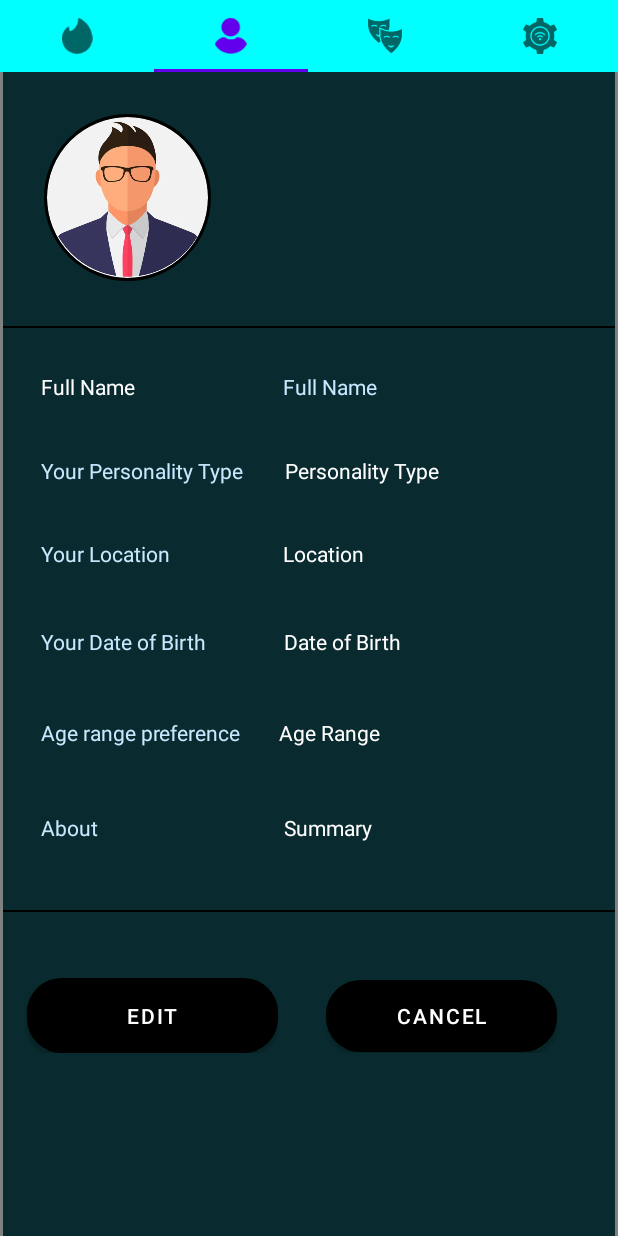
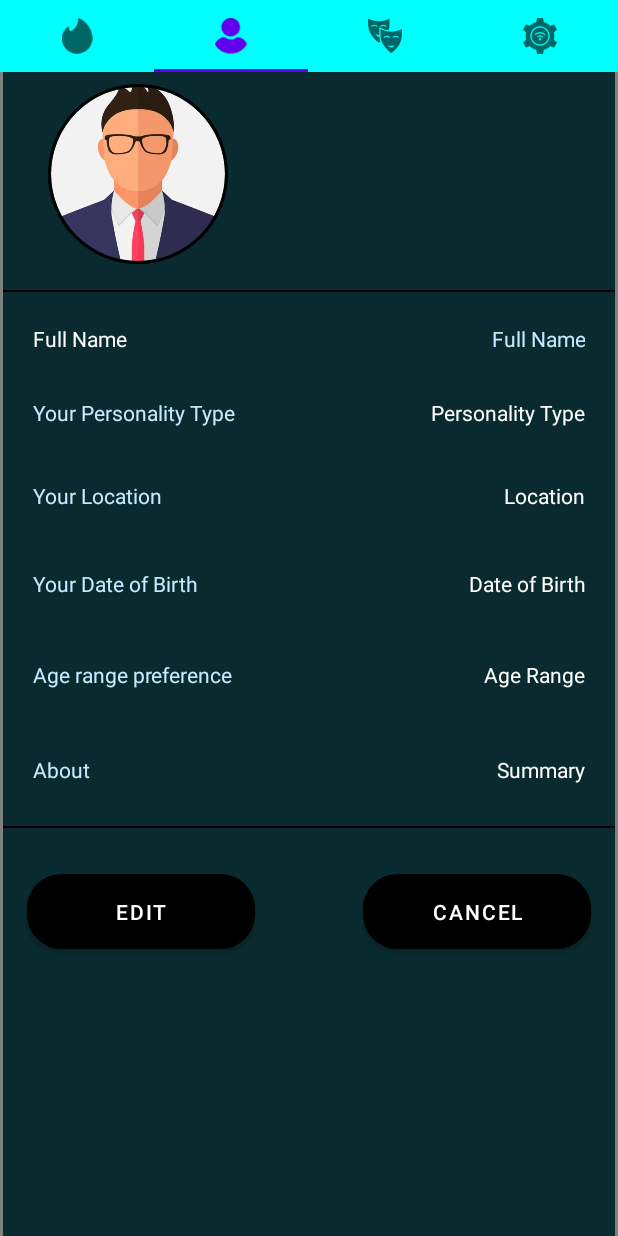
Before and after one commit to Txy822/Personality-based-Dating-App, an Android app: the screen it shows after launch once a user with an empty profile is signed in (Home), tab 2 chosen, on a phone screen of 412 x 824 dp. Run offline under Robolectric (Android 15) with nearby library versions, the phone set to English and light mode, and no system bars; our stand-ins replace CircleImageView, Firebase (no records; nobody signed in at launch, a user with empty details on screens opened directly); libraries missing offline, so code that uses them is left out: org.tensorflow.lite, twitter4j.conf; pictures from the network do not load; 2 statements that could not run were skipped.

Commit message:
View profile fragment updated

```diff
--- a/app/src/main/res/layout/fragment_view_profile.xml
+++ b/app/src/main/res/layout/fragment_view_profile.xml
@@ -2,161 +2,197 @@
 <androidx.constraintlayout.widget.ConstraintLayout xmlns:android="http://schemas.android.com/apk/res/android"
     xmlns:app="http://schemas.android.com/apk/res-auto"
     xmlns:tools="http://schemas.android.com/tools"
+    android:id="@+id/viewProfileFragmentLayout"
     android:layout_width="match_parent"
     android:layout_height="match_parent"
     android:background="@color/green_darkest"
     tools:context=".fragment.ViewProfileFragment">
 
-    <FrameLayout
-        android:id="@+id/viewProfileFragmentLayout"
+    <ScrollView
         android:layout_width="match_parent"
-        android:layout_height="match_parent"
-        android:orientation="vertical"
-        app:layout_constraintBottom_toBottomOf="parent"
-        app:layout_constraintStart_toStartOf="parent"
-        app:layout_constraintTop_toTopOf="parent">
+        android:layout_height="match_parent">
 
         <androidx.constraintlayout.widget.ConstraintLayout
             android:layout_width="match_parent"
-            android:layout_height="wrap_content"
-            app:layout_constraintBottom_toTopOf="@+id/age_range"
-            app:layout_constraintTop_toTopOf="@+id/age_range">
+            android:layout_height="match_parent">
 
             <TextView
-                android:id="@+id/textView6"
+                android:id="@+id/tv_summary_label"
                 android:layout_width="0dp"
                 android:layout_height="17dp"
-                android:layout_marginStart="25dp"
+                android:layout_marginStart="20dp"
                 android:layout_marginEnd="31dp"
                 android:text="About"
 
                 android:textColor="@color/colorAccent"
                 app:layout_constraintBaseline_toBaselineOf="@+id/summary"
+                app:layout_constraintBottom_toTopOf="@id/SplitLine_hor2"
                 app:layout_constraintEnd_toStartOf="@+id/summary"
+                app:layout_constraintTop_toBottomOf="@id/tv_age_range"
                 app:layout_constraintStart_toStartOf="parent" />
 
             <TextView
-                android:id="@+id/textView5"
+                android:id="@+id/tv_age_range"
                 android:layout_width="wrap_content"
                 android:layout_height="wrap_content"
-                android:layout_marginStart="25dp"
+                android:layout_marginStart="20dp"
                 android:text="Age range preference"
                 android:textColor="@color/colorAccent"
                 app:layout_constraintBaseline_toBaselineOf="@+id/age_range"
                 app:layout_constraintStart_toStartOf="parent" />
 
             <TextView
-                android:id="@+id/textView4"
+                android:id="@+id/tv_date_of_birth_label"
                 android:layout_width="0dp"
-                android:layout_height="22dp"
+                android:layout_height="wrap_content"
+                android:layout_marginStart="20dp"
+                android:layout_marginEnd="8dp"
                 android:text="Your Date of Birth"
                 android:textColor="@color/colorAccent"
                 app:layout_constraintBaseline_toBaselineOf="@+id/date_of_birth"
-                app:layout_constraintEnd_toEndOf="@+id/textView3"
-                app:layout_constraintStart_toStartOf="@+id/textView5" />
+                app:layout_constraintTop_toBottomOf="@id/tv_location_label"
+                app:layout_constraintBottom_toTopOf="@id/tv_age_range"
+                app:layout_constraintEnd_toStartOf="@+id/date_of_birth"
+                app:layout_constraintStart_toStartOf="parent" />
 
             <TextView
-                android:id="@+id/textView3"
+                android:id="@+id/tv_location_label"
                 android:layout_width="0dp"
-                android:layout_height="21dp"
-                android:layout_marginStart="25dp"
+                android:layout_height="wrap_content"
+                android:layout_marginStart="20dp"
                 android:layout_marginEnd="27dp"
                 android:text="Your Location"
                 android:textColor="@color/colorAccent"
                 app:layout_constraintBaseline_toBaselineOf="@+id/location"
+                app:layout_constraintTop_toBottomOf="@id/tv_personality_label"
+                app:layout_constraintBottom_toTopOf="@id/tv_date_of_birth_label"
                 app:layout_constraintEnd_toStartOf="@+id/location"
                 app:layout_constraintStart_toStartOf="parent" />
 
             <TextView
                 android:id="@+id/personality_type"
-                android:layout_width="wrap_content"
+                android:layout_width="0dp"
                 android:layout_height="wrap_content"
-                android:layout_marginStart="27dp"
-                android:layout_marginTop="256dp"
+                android:layout_marginTop="30dp"
+                android:layout_marginEnd="20dp"
                 android:ems="10"
+                android:gravity="right"
                 android:hint="Personality Type"
                 android:shadowColor="@color/purple_700"
                 android:textColor="@color/white"
                 android:textColorHint="@color/white"
-                app:layout_constraintStart_toEndOf="@+id/textView2"
-                app:layout_constraintTop_toTopOf="parent"
+                app:layout_constraintBottom_toTopOf="@id/location"
+                app:layout_constraintEnd_toEndOf="parent"
+                app:layout_constraintStart_toEndOf="@+id/tv_personality_label"
+                app:layout_constraintTop_toBottomOf="@id/fulName_id"
                 tools:ignore="MissingConstraints" />
 
             <TextView
-                android:id="@+id/location"
+                android:id="@+id/tv_personality_label"
                 android:layout_width="wrap_content"
                 android:layout_height="wrap_content"
+                android:layout_marginStart="20dp"
+                android:layout_marginTop="30dp"
+                android:layout_marginEnd="8dp"
+                android:layout_marginBottom="16dp"
+                android:text="Your Personality Type"
+                android:textColor="@color/colorAccent"
+                app:layout_constraintBaseline_toBaselineOf="@+id/personality_type"
+                app:layout_constraintBottom_toTopOf="@id/tv_location_label"
+                app:layout_constraintEnd_toStartOf="@+id/personality_type"
+                app:layout_constraintStart_toStartOf="parent"
+                app:layout_constraintTop_toBottomOf="@id/tv_full_name_label" />
+
+            <TextView
+                android:id="@+id/location"
+                android:layout_width="0dp"
+                android:layout_height="wrap_content"
                 android:layout_marginTop="36dp"
-                android:layout_marginEnd="1dp"
+                android:layout_marginEnd="20dp"
                 android:ems="10"
+                android:gravity="right"
                 android:hint="Location"
                 android:shadowColor="@color/purple_700"
                 android:textColor="@color/white"
                 android:textColorHint="@color/white"
-                app:layout_constraintEnd_toEndOf="@+id/personality_type"
+                app:layout_constraintEnd_toEndOf="parent"
+                app:layout_constraintBottom_toTopOf="@id/date_of_birth"
+                app:layout_constraintStart_toEndOf="@id/tv_location_label"
                 app:layout_constraintTop_toBottomOf="@+id/personality_type"
                 tools:ignore="MissingConstraints" />
 
             <TextView
                 android:id="@+id/date_of_birth"
-                android:layout_width="wrap_content"
+                android:layout_width="0dp"
                 android:layout_height="wrap_content"
-                android:layout_marginStart="28dp"
                 android:layout_marginTop="39dp"
+                android:layout_marginEnd="20dp"
                 android:cursorVisible="false"
                 android:ems="10"
                 android:focusable="false"
                 android:focusableInTouchMode="false"
+                android:gravity="right"
                 android:hint="Date of Birth"
                 android:textColor="@color/browser_actions_bg_grey"
                 android:textColorHint="@color/white"
-                app:layout_constraintStart_toEndOf="@+id/textView4"
+                app:layout_constraintEnd_toEndOf="parent"
+                app:layout_constraintStart_toEndOf="@+id/tv_date_of_birth_label"
                 app:layout_constraintTop_toBottomOf="@+id/location"
+                app:layout_constraintBottom_toTopOf="@id/age_range"
                 tools:ignore="MissingConstraints" />
 
             <TextView
                 android:id="@+id/age_range"
-                android:layout_width="wrap_content"
+                android:layout_width="0dp"
                 android:layout_height="wrap_content"
-                android:layout_marginStart="26dp"
+                android:layout_marginStart="8dp"
                 android:layout_marginTop="41dp"
+                android:layout_marginEnd="20dp"
                 android:ems="10"
+                android:gravity="right"
                 android:hint="Age Range"
                 android:inputType="textAutoComplete"
                 android:textColor="@color/white"
                 android:textColorHint="@color/white"
-                app:layout_constraintStart_toEndOf="@+id/textView5"
+                app:layout_constraintEnd_toEndOf="parent"
+                app:layout_constraintBottom_toTopOf="@id/summary"
+                app:layout_constraintStart_toEndOf="@+id/tv_age_range"
                 app:layout_constraintTop_toBottomOf="@+id/date_of_birth"
                 tools:ignore="MissingConstraints" />
 
             <Button
                 android:id="@+id/edit"
-                android:layout_width="167dp"
+                android:layout_width="0dp"
                 android:layout_height="50dp"
                 android:layout_gravity="center_horizontal"
                 android:layout_marginStart="16dp"
+                android:layout_marginBottom="70dp"
                 android:background="@drawable/button"
                 android:text="@string/edit"
                 android:textColor="@color/white"
                 app:backgroundTint="@color/black"
                 app:layout_constraintBaseline_toBaselineOf="@+id/cancel_btn_view_profile"
+                app:layout_constraintBottom_toBottomOf="parent"
+                app:layout_constraintEnd_toStartOf="@id/cancel_btn_view_profile"
                 app:layout_constraintStart_toStartOf="parent"
+                app:layout_constraintTop_toBottomOf="@id/SplitLine_hor2"
                 app:layout_marginTopPercent="40%"
                 app:layout_widthPercent="50%"
                 tools:ignore="MissingConstraints" />
 
             <TextView
                 android:id="@+id/summary"
-                android:layout_width="wrap_content"
+                android:layout_width="0dp"
                 android:layout_height="wrap_content"
                 android:layout_marginTop="44dp"
-                android:ems="10"
+                android:layout_marginEnd="20dp"
+                android:gravity="right"
                 android:hint="Summary"
                 android:textColor="@color/white"
                 android:textColorHint="@color/white"
-                app:layout_constraintEnd_toEndOf="@+id/date_of_birth"
-                app:layout_constraintHorizontal_bias="0.0"
-                app:layout_constraintStart_toStartOf="@+id/date_of_birth"
+                app:layout_constraintEnd_toEndOf="parent"
+                app:layout_constraintBottom_toTopOf="@id/cancel_btn_view_profile"
+                app:layout_constraintStart_toEndOf="@+id/tv_summary_label"
                 app:layout_constraintTop_toBottomOf="@+id/age_range"
                 tools:ignore="MissingConstraints" />
 
@@ -165,95 +201,101 @@
                 android:id="@+id/SplitLine_hor2"
                 android:layout_width="0dp"
                 android:layout_height="1dp"
-                android:layout_marginBottom="94dp"
                 android:background="@color/black"
-                app:layout_constraintBottom_toBottomOf="parent"
+                app:layout_constraintBottom_toTopOf="@id/edit"
                 app:layout_constraintEnd_toEndOf="parent"
+                app:layout_constraintHorizontal_bias="0.0"
                 app:layout_constraintStart_toStartOf="parent"
-                app:layout_constraintTop_toBottomOf="@+id/SplitLine_hor1" />
+                app:layout_constraintTop_toBottomOf="@+id/tv_summary_label" />
 
             <de.hdodenhof.circleimageview.CircleImageView
                 android:id="@+id/profile"
-                android:layout_width="0dp"
-                android:layout_height="135dp"
-                android:layout_marginStart="27dp"
-                android:layout_marginTop="16dp"
+                android:layout_width="140dp"
+                android:layout_height="120dp"
+                android:layout_marginStart="20dp"
+                android:layout_marginTop="8dp"
                 android:layout_marginEnd="24dp"
+                android:layout_marginBottom="16dp"
                 android:foregroundGravity="clip_horizontal|center"
                 android:src="@drawable/profile"
                 app:civ_border_color="#FF000000"
                 app:civ_border_width="2dp"
-                app:layout_constraintEnd_toEndOf="@+id/textView7"
-                app:layout_constraintHorizontal_bias="1.0"
+                app:layout_constraintBottom_toTopOf="@id/tv_full_name_label"
+                app:layout_constraintEnd_toEndOf="parent"
+                app:layout_constraintHorizontal_bias="0.0"
                 app:layout_constraintStart_toStartOf="parent"
-                app:layout_constraintTop_toTopOf="parent" />
+                app:layout_constraintTop_toTopOf="parent"
+                app:layout_constraintVertical_bias="0.0" />
 
             <View
                 android:id="@+id/SplitLine_hor1"
                 android:layout_width="0dp"
                 android:layout_height="1dp"
-                android:layout_marginTop="169dp"
-                android:layout_marginBottom="387dp"
+                android:layout_marginTop="16dp"
+                android:layout_marginBottom="16dp"
                 android:background="@color/black"
-                app:layout_constraintBottom_toTopOf="@+id/SplitLine_hor2"
+                app:layout_constraintBottom_toTopOf="@+id/fulName_id"
                 app:layout_constraintEnd_toEndOf="parent"
                 app:layout_constraintStart_toStartOf="parent"
-                app:layout_constraintTop_toTopOf="parent" />
+                app:layout_constraintTop_toBottomOf="@id/profile"
+                app:layout_constraintVertical_bias="0.184" />
 
             <Button
                 android:id="@+id/cancel_btn_view_profile"
-                android:layout_width="154dp"
-                android:layout_height="48dp"
+                android:layout_width="0dp"
+                android:layout_height="50dp"
                 android:layout_marginStart="72dp"
-                android:layout_marginTop="92dp"
+                android:layout_marginTop="60dp"
                 android:layout_marginEnd="16dp"
+                android:layout_marginBottom="70dp"
                 android:background="@drawable/button"
                 android:text="CANCEL"
                 android:textColor="@color/white"
                 app:backgroundTint="@color/black"
-                app:layout_constraintEnd_toEndOf="@+id/summary"
+                app:layout_constraintBottom_toBottomOf="parent"
+                app:layout_constraintEnd_toEndOf="parent"
                 app:layout_constraintHorizontal_bias="0.52"
                 app:layout_constraintStart_toEndOf="@+id/edit"
                 app:layout_constraintTop_toBottomOf="@+id/summary" />
 
             <TextView
-                android:id="@+id/textView2"
-                android:layout_width="wrap_content"
+                android:id="@+id/tv_full_name_label"
+                android:layout_width="0dp"
                 android:layout_height="wrap_content"
-                android:layout_marginStart="25dp"
-                android:text="Your Personality Type"
-                android:textColor="@color/colorAccent"
-                app:layout_constraintBaseline_toBaselineOf="@+id/personality_type"
-                app:layout_constraintStart_toStartOf="parent" />
 
-            <TextView
-                android:id="@+id/textView7"
-                android:layout_width="0dp"
-                android:layout_height="25dp"
-                android:layout_marginStart="25dp"
-                android:layout_marginEnd="25dp"
+                android:layout_marginStart="20dp"
+                android:layout_marginTop="30dp"
+                android:layout_marginEnd="8dp"
+                android:layout_marginBottom="20dp"
                 android:text="Full Name"
                 android:textColor="@color/white"
                 app:layout_constraintBaseline_toBaselineOf="@+id/fulName_id"
-                app:layout_constraintEnd_toStartOf="@+id/personality_type"
-                app:layout_constraintStart_toStartOf="parent" />
+                app:layout_constraintBottom_toTopOf="@id/tv_personality_label"
+                app:layout_constraintEnd_toStartOf="@+id/fulName_id"
+                app:layout_constraintStart_toStartOf="parent"
+                app:layout_constraintTop_toBottomOf="@id/profile" />
 
             <TextView
                 android:id="@+id/fulName_id"
                 android:layout_width="0dp"
-                android:layout_height="26dp"
-                android:layout_marginTop="54dp"
-                android:layout_marginBottom="55dp"
+                android:layout_height="wrap_content"
+
+                android:layout_marginTop="30dp"
+                android:layout_marginEnd="20dp"
+                android:layout_marginBottom="20dp"
+                android:gravity="right"
                 android:hint="Full Name"
                 android:textColor="@color/white"
                 android:textColorHint="@color/colorAccent"
                 app:layout_constraintBottom_toBottomOf="@+id/personality_type"
-                app:layout_constraintEnd_toEndOf="@+id/personality_type"
-                app:layout_constraintStart_toStartOf="@+id/location"
-                app:layout_constraintTop_toBottomOf="@+id/profile" />
+                app:layout_constraintEnd_toEndOf="parent"
+                app:layout_constraintHorizontal_bias="1.0"
+                app:layout_constraintStart_toEndOf="@+id/tv_full_name_label"
+                app:layout_constraintTop_toBottomOf="@+id/profile"
+                app:layout_constraintVertical_bias="0.248" />
 
         </androidx.constraintlayout.widget.ConstraintLayout>
 
-    </FrameLayout>
+    </ScrollView>
 
 </androidx.constraintlayout.widget.ConstraintLayout>
```
